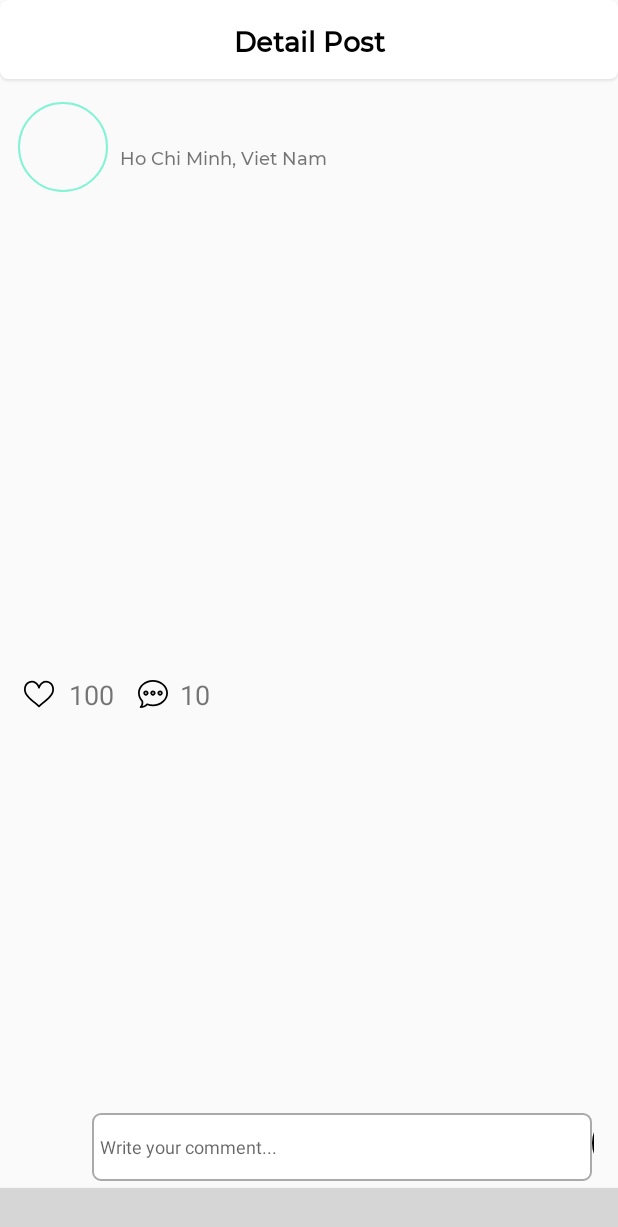
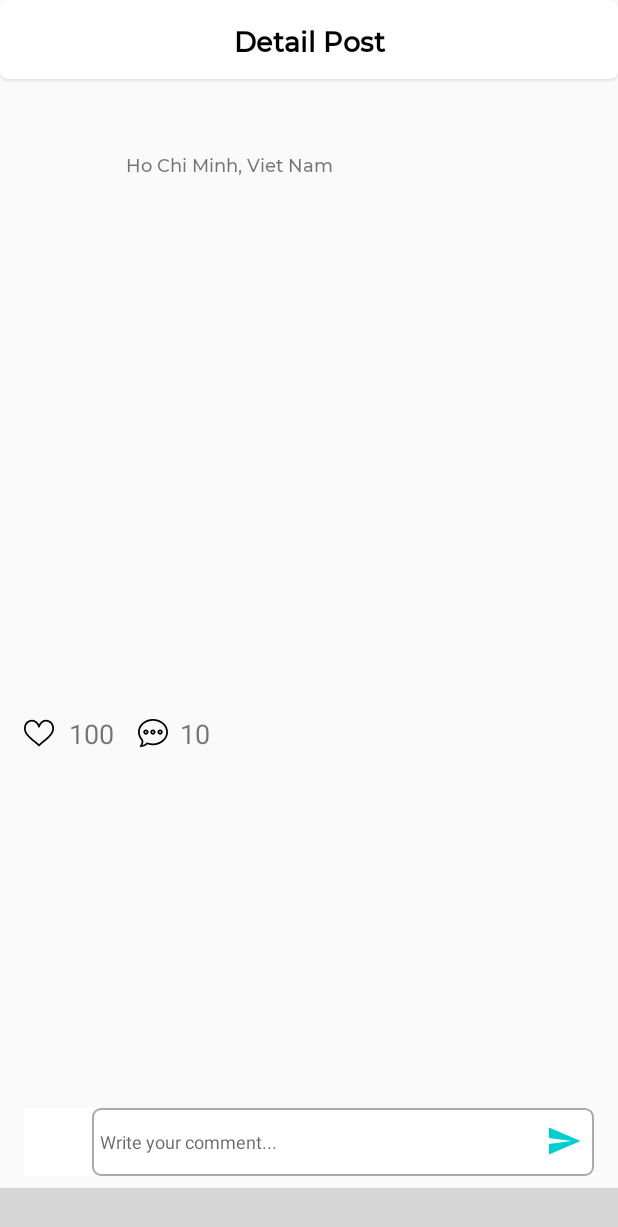
Before and after one commit to thiendum2020/wibumedia, an Android app: the fragment DetailPostFragment placed in its activity, on a phone screen of 412 x 824 dp. Shown: the top 1227 px of the screen. Run offline under Robolectric (Android 15) with nearby library versions, the phone set to English and light mode, and no system bars; our stand-ins replace CircleImageView, Picasso; libraries missing offline, so code that uses them is left out: com.makeramen.roundedimageview, nl.joery.animatedbottombar; plain views replace AnimatedBottomBar, RoundedImageView; pictures from the network do not load; 5 statements that could not run were skipped; grey boxes are pictures that could not be loaded.

Commit message:
add new comment and reload

```diff
--- a/app/src/main/java/com/example/wibumedia/Fragments/DetailPostFragment.java
+++ b/app/src/main/java/com/example/wibumedia/Fragments/DetailPostFragment.java
@@ -1,6 +1,7 @@
 package com.example.wibumedia.Fragments;
 
 import android.annotation.SuppressLint;
+import android.app.ProgressDialog;
 import android.os.Bundle;
 
 import androidx.annotation.NonNull;
@@ -8,6 +9,7 @@ import androidx.annotation.Nullable;
 import androidx.appcompat.app.AppCompatActivity;
 import androidx.appcompat.widget.Toolbar;
 import androidx.fragment.app.Fragment;
+import androidx.fragment.app.FragmentTransaction;
 import androidx.recyclerview.widget.LinearLayoutManager;
 import androidx.recyclerview.widget.RecyclerView;
 
@@ -15,6 +17,8 @@ import android.util.Log;
 import android.view.LayoutInflater;
 import android.view.View;
 import android.view.ViewGroup;
+import android.widget.EditText;
+import android.widget.ImageButton;
 import android.widget.TextView;
 import android.widget.Toast;
 
@@ -31,6 +35,7 @@ import com.squareup.picasso.Picasso;
 
 import java.util.ArrayList;
 import java.util.Arrays;
+import java.util.Objects;
 
 import de.hdodenhof.circleimageview.CircleImageView;
 import retrofit2.Call;
@@ -40,15 +45,16 @@ import retrofit2.Response;
 public class DetailPostFragment extends Fragment {
 
     final String key = "VSBG";
-    int count = 0;
 
     CircleImageView imgProfile, img_my_profile;
     TextView tvDisplayname, tvCaption;
     TextView tv_comment_count;
+    ImageButton btn_send;
     RoundedImageView imgPost;
     ApiInterface service;
     RecyclerView layout_comment;
-
+    EditText edt_comment;
+    Post post_id;
     private Toolbar toolbar;
     private ArrayList<Comment> comments;
     private ArrayList<Post> posts;
@@ -70,9 +76,39 @@ public class DetailPostFragment extends Fragment {
             postId = bundle.getString("PostID");
 
             loadData(postId);
+
+            btn_send.setOnClickListener(new View.OnClickListener() {
+                @Override
+                public void onClick(View v) {
+                    if(edt_comment.getText().toString().trim().isEmpty()){
+                        Toast.makeText(getContext(), "Hãy nhập gì đó để comment bài viết này !", Toast.LENGTH_SHORT).show();
+                    }
+                    else {
+                        final ProgressDialog progressDialog;
+                        progressDialog = new ProgressDialog(getContext());
+                        progressDialog.setMessage("Uploading...");
+                        progressDialog.show();
+
+                        service.addComment(key, "" + edt_comment.getText().toString(), ""+Common.currentUser.getId(), ""+post_id.getId()).enqueue(new Callback<JSONResponseComment>() {
+                            @Override
+                            public void onResponse(Call<JSONResponseComment> call, Response<JSONResponseComment> response) {
+                                progressDialog.dismiss();
+                                getFragmentManager().beginTransaction().detach(DetailPostFragment.this).attach(DetailPostFragment.this).commit();
+
+                            }
+
+                            @Override
+                            public void onFailure(Call<JSONResponseComment> call, Throwable t) {
+                                progressDialog.dismiss();
+                                Toast.makeText(getContext(), "Failed to Comment!", Toast.LENGTH_SHORT).show();
+
+                            }
+                        });
+                    }
+                }
+            });
         }
     }
-
     @Override
     public View onCreateView(LayoutInflater inflater, ViewGroup container,
                              Bundle savedInstanceState) {
@@ -80,8 +116,29 @@ public class DetailPostFragment extends Fragment {
         return inflater.inflate(R.layout.fragment_detail_post, container, false);
     }
 
+    private void setControl(View view) {
+        toolbar = view.findViewById(R.id.toolbar);
+        if (getActivity() != null) {
+            ((AppCompatActivity) getActivity()).setSupportActionBar(toolbar);
+        }
+        tvDisplayname = view.findViewById(R.id.tv_displayName);
+        tvCaption = view.findViewById(R.id.tv_caption);
+        imgProfile = view.findViewById(R.id.img_profile);
+        imgPost = view.findViewById(R.id.img_post);
+        img_my_profile = view.findViewById(R.id.img_my_profile);
+        tv_comment_count = view.findViewById(R.id.tv_comment_count);
+        btn_send = view.findViewById(R.id.btn_send);
+        edt_comment = view.findViewById(R.id.edt_comment);
 
+        layout_comment = view.findViewById(R.id.layout_comment);
+        layout_comment.setHasFixedSize(true);
+        layout_comment.setLayoutManager(new LinearLayoutManager(view.getContext()));
 
+        Bundle bundle = this.getArguments();
+        if (bundle != null) {
+            postId = bundle.getString("PostID");
+        }
+    }
 
     private void loadData(String postID) {
         if (Common.isConnectedToInternet(getActivity().getBaseContext())) {
@@ -90,11 +147,12 @@ public class DetailPostFragment extends Fragment {
                 public void onResponse(Call<JSONResponsePost> call, Response<JSONResponsePost> response) {
                     JSONResponsePost jsonResponsePost = response.body();
                     posts = new ArrayList<>(Arrays.asList(jsonResponsePost.getData()));
-                    tvDisplayname.setText(posts.get(0).getUser().getUsername());
-                    tvCaption.setText(posts.get(0).getContent());
+                    post_id = posts.get(0);
+                    tvDisplayname.setText(post_id.getUser().getUsername());
+                    tvCaption.setText(post_id.getContent());
 
-                    Picasso.get().load("" + posts.get(0).getImage()).into(imgPost);
-                    Picasso.get().load("" + posts.get(0).getUser().getAvatar()).into(imgProfile);
+                    Picasso.get().load("" + post_id.getImage()).into(imgPost);
+                    Picasso.get().load("" + post_id.getUser().getAvatar()).into(imgProfile);
                     Picasso.get().load("" + Common.currentUser.getAvatar()).into(img_my_profile);
                 }
 
@@ -107,10 +165,12 @@ public class DetailPostFragment extends Fragment {
                 @Override
                 public void onResponse(Call<JSONResponseComment> call, Response<JSONResponseComment> response) {
                     JSONResponseComment jsonResponseComment = response.body();
+                    String cmt = (jsonResponseComment.getData().length) + "";
                     if (jsonResponseComment.getData() == null) {
                         Toast.makeText(getActivity(), "This Post does not has Comment", Toast.LENGTH_SHORT).show();
                         return;
                     }
+                    tv_comment_count.setText(cmt);
 
                     comments = new ArrayList<>(Arrays.asList(jsonResponseComment.getData()));
                     commentAdapter = new CommentAdapter(comments, DetailPostFragment.this);
@@ -127,26 +187,4 @@ public class DetailPostFragment extends Fragment {
             Toast.makeText(getActivity(), "Please check your internet!!", Toast.LENGTH_SHORT).show();
         }
     }
-
-    private void setControl(View view) {
-        toolbar = view.findViewById(R.id.toolbar);
-        if (getActivity() != null) {
-            ((AppCompatActivity) getActivity()).setSupportActionBar(toolbar);
-        }
-        tvDisplayname = view.findViewById(R.id.tv_displayName);
-        tvCaption = view.findViewById(R.id.tv_caption);
-        imgProfile = view.findViewById(R.id.img_profile);
-        imgPost = view.findViewById(R.id.img_post);
-        img_my_profile = view.findViewById(R.id.img_my_profile);
-        tv_comment_count = view.findViewById(R.id.tv_comment_count);
-
-        layout_comment = view.findViewById(R.id.layout_comment);
-        layout_comment.setHasFixedSize(true);
-        layout_comment.setLayoutManager(new LinearLayoutManager(view.getContext()));
-
-        Bundle bundle = this.getArguments();
-        if (bundle != null) {
-            postId = bundle.getString("PostID");
-        }
-    }
 }
--- a/app/src/main/java/com/example/wibumedia/Fragments/NewPostFragment.java
+++ b/app/src/main/java/com/example/wibumedia/Fragments/NewPostFragment.java
@@ -134,7 +134,6 @@ public class NewPostFragment extends Fragment {
                     File file = new File(IMAGE_PATH);
 
                     // create RequestBody instance from file
-                    Log.d("body", "" + IMAGE_PATH);
                     RequestBody requestFile = RequestBody.create(MediaType.parse("multipart/form-data"), file);
 
                     // MultipartBody.Part is used to send also the actual file name
--- a/app/src/main/java/com/example/wibumedia/Models/Comment.java
+++ b/app/src/main/java/com/example/wibumedia/Models/Comment.java
@@ -4,11 +4,13 @@ public class Comment {
     private String id;
     private String content;
     private User user_id;
+    private Post post_id;
 
-    public Comment(String id, String content, User user_id) {
+    public Comment(String id, String content, User user_id, Post post_id) {
         this.id = id;
         this.content = content;
         this.user_id = user_id;
+        this.post_id = post_id;
     }
 
     public Comment() {
@@ -37,4 +39,12 @@ public class Comment {
     public void setUser_id(User user_id) {
         this.user_id = user_id;
     }
+
+    public Post getPost_id() {
+        return post_id;
+    }
+
+    public void setPost_id(Post post_id) {
+        this.post_id = post_id;
+    }
 }
--- a/app/src/main/java/com/example/wibumedia/Retrofit/ApiInterface.java
+++ b/app/src/main/java/com/example/wibumedia/Retrofit/ApiInterface.java
@@ -4,6 +4,8 @@ package com.example.wibumedia.Retrofit;
 import com.example.wibumedia.Models.JSONResponseComment;
 import com.example.wibumedia.Models.JSONResponsePost;
 import com.example.wibumedia.Models.JSONResponseUser;
+import com.example.wibumedia.Models.Post;
+import com.example.wibumedia.Models.User;
 
 import okhttp3.MultipartBody;
 import okhttp3.ResponseBody;
@@ -54,7 +56,7 @@ public interface ApiInterface {
     @GET("comment/{id}")
     Call<JSONResponseComment> getComment(@Header("APIKEY") String key, @Path("id") String id);
 
-    @POST("comment/{id}")
+    @POST("comment")
     Call<JSONResponseComment> addComment(@Header("APIKEY") String key, @Query("content") String content, @Query("user_id") String user_id, @Query("post_id") String post_id);
 
 }
--- a/app/src/main/res/layout/fragment_detail_post.xml
+++ b/app/src/main/res/layout/fragment_detail_post.xml
@@ -1,6 +1,8 @@
 <?xml version="1.0" encoding="utf-8"?>
-<androidx.constraintlayout.widget.ConstraintLayout xmlns:android="http://schemas.android.com/apk/res/android"
+<RelativeLayout xmlns:android="http://schemas.android.com/apk/res/android"
     xmlns:app="http://schemas.android.com/apk/res-auto"
+    xmlns:tools="http://schemas.android.com/tools"
+    android:id="@+id/detailPostFragment"
     android:layout_width="match_parent"
     android:layout_height="match_parent">
 
@@ -25,7 +27,6 @@
                 android:layout_height="?android:attr/actionBarSize"
                 android:layout_alignParentStart="true"
                 android:layout_alignParentLeft="true"
-                android:layout_centerVertical="true"
                 android:contentDescription="@null"
                 android:fontFamily="@font/montserrat_medium"
                 android:gravity="center"
@@ -36,61 +37,69 @@
         </RelativeLayout>
     </androidx.appcompat.widget.Toolbar>
 
+    <ScrollView
+        android:id="@+id/scrollView"
+        android:layout_width="match_parent"
+        android:layout_height="620dp"
+        android:layout_above="@+id/layout_cmt"
+        android:layout_below="@id/toolbar"
+        android:scrollbars="none">
+
+        <LinearLayout
+            android:layout_width="match_parent"
+            android:layout_height="match_parent"
+            android:orientation="vertical">
+
+            <LinearLayout
+                android:layout_width="match_parent"
+                android:layout_height="wrap_content"
+                android:orientation="horizontal">
+
                 <de.hdodenhof.circleimageview.CircleImageView
                     android:id="@+id/img_profile"
                     android:layout_width="60dp"
                     android:layout_height="60dp"
                     android:layout_margin="12dp"
                     app:civ_border_color="@color/black"
-        app:civ_border_width="1dp"
-        app:layout_constraintStart_toStartOf="parent"
-        app:layout_constraintTop_toBottomOf="@+id/toolbar" />
+                    app:civ_border_width="1dp" />
 
-    <View
-        android:id="@+id/view1"
-        android:layout_width="0dp"
-        android:layout_height="0dp"
-        android:background="@drawable/img_circle"
-        app:layout_constraintBottom_toBottomOf="@id/img_profile"
-        app:layout_constraintEnd_toEndOf="@id/img_profile"
-        app:layout_constraintStart_toStartOf="@id/img_profile"
-        app:layout_constraintTop_toTopOf="@id/img_profile" />
+                <LinearLayout
+                    android:layout_width="match_parent"
+                    android:layout_height="wrap_content"
+                    android:orientation="vertical">
 
                     <TextView
                         android:id="@+id/tv_displayName"
                         android:layout_width="wrap_content"
                         android:layout_height="wrap_content"
-        android:layout_marginLeft="8dp"
-        android:layout_marginTop="4dp"
+                        android:layout_marginTop="16dp"
                         android:fontFamily="@font/montserrat_medium"
                         android:textColor="@color/black"
                         android:textSize="16sp"
-        android:textStyle="bold"
-        app:layout_constraintBottom_toBottomOf="@+id/img_profile"
-        app:layout_constraintStart_toEndOf="@+id/img_profile"
-        app:layout_constraintTop_toTopOf="@+id/img_profile"
-        app:layout_constraintVertical_bias="0.1" />
+                        android:textStyle="bold" />
 
                     <TextView
                         android:id="@+id/tv_address"
                         android:layout_width="wrap_content"
                         android:layout_height="wrap_content"
+                        android:layout_marginTop="8dp"
                         android:fontFamily="@font/montserrat_medium"
                         android:text="Ho Chi Minh, Viet Nam"
-        android:textSize="12sp"
-        app:layout_constraintStart_toStartOf="@+id/tv_displayName"
-        app:layout_constraintTop_toBottomOf="@+id/tv_displayName" />
+                        android:textSize="12sp" />
 
+                </LinearLayout>
+
+            </LinearLayout>
 
             <TextView
                 android:id="@+id/tv_caption"
                 android:layout_width="wrap_content"
                 android:layout_height="wrap_content"
-        android:layout_marginTop="10dp"
+                android:layout_margin="12dp"
                 android:fontFamily="@font/montserrat_medium"
                 android:maxLines="3"
+                android:paddingBottom="5dp"
                 android:textSize="14sp"
-        android:paddingBottom="5dp"
                 app:layout_constraintBottom_toBottomOf="parent"
                 app:layout_constraintEnd_toEndOf="parent"
                 app:layout_constraintHorizontal_bias="0"
@@ -100,90 +109,98 @@
 
             <com.makeramen.roundedimageview.RoundedImageView
                 android:id="@+id/img_post"
-        android:layout_width="0dp"
+                android:layout_width="match_parent"
                 android:layout_height="280dp"
-        android:layout_marginRight="10dp"
+                android:layout_marginLeft="12dp"
+                android:layout_marginRight="12dp"
                 android:alpha="1"
                 android:scaleType="centerCrop"
-        app:layout_constraintEnd_toEndOf="parent"
-        app:layout_constraintHorizontal_bias="1.0"
-        app:layout_constraintStart_toStartOf="@+id/tv_caption"
-        app:layout_constraintTop_toBottomOf="@+id/tv_caption"
                 app:riv_corner_radius="10dip" />
+
+            <LinearLayout
+                android:layout_width="match_parent"
+                android:layout_height="wrap_content"
+                android:orientation="horizontal">
 
                 <TextView
                     android:id="@+id/tv_like"
                     android:layout_width="wrap_content"
                     android:layout_height="wrap_content"
-        android:layout_marginLeft="4dp"
+                    android:layout_marginLeft="16dp"
                     android:layout_marginTop="8dp"
                     android:drawableLeft="@drawable/ic_like"
                     android:drawablePadding="10dp"
                     android:gravity="center"
                     android:text="100"
-        android:textSize="18sp"
-        app:layout_constraintStart_toStartOf="@+id/img_post"
-        app:layout_constraintTop_toBottomOf="@+id/img_post" />
+                    android:textSize="18sp" />
 
                 <TextView
                     android:id="@+id/tv_comment_count"
                     android:layout_width="wrap_content"
                     android:layout_height="wrap_content"
                     android:layout_marginLeft="16dp"
+                    android:layout_marginTop="8dp"
                     android:drawableLeft="@drawable/ic_chat"
                     android:drawablePadding="8dp"
                     android:gravity="center"
                     android:text="10"
-        android:textSize="18sp"
-        app:layout_constraintBottom_toBottomOf="@+id/tv_like"
-        app:layout_constraintStart_toEndOf="@+id/tv_like"
-        app:layout_constraintTop_toTopOf="@+id/tv_like" />
+                    android:textSize="18sp" />
+            </LinearLayout>
 
             <androidx.recyclerview.widget.RecyclerView
                 android:id="@+id/layout_comment"
                 android:layout_width="match_parent"
                 android:layout_height="wrap_content"
                 android:padding="16dp"
-        app:layout_constraintTop_toBottomOf="@+id/tv_comment_count" />
-
+                android:scrollbars="none"
+                app:fastScrollEnabled="false" />
+        </LinearLayout>
+    </ScrollView>
 
     <LinearLayout
+        android:id="@+id/layout_cmt"
         android:layout_width="match_parent"
         android:layout_height="wrap_content"
+        android:layout_alignParentBottom="true"
         android:layout_marginLeft="16dp"
         android:layout_marginRight="16dp"
-        android:orientation="horizontal"
-        app:layout_constraintBottom_toBottomOf="parent"
-        app:layout_constraintEnd_toEndOf="parent"
-        app:layout_constraintStart_toStartOf="parent">
+        android:layout_marginBottom="8dp"
+        android:background="@color/white"
+        android:orientation="horizontal">
 
         <de.hdodenhof.circleimageview.CircleImageView
             android:id="@+id/img_my_profile"
+            android:layout_marginTop="3dp"
             android:layout_width="40dp"
             android:layout_height="40dp"
-            android:layout_marginBottom="10dp"
             app:civ_border_color="@color/black"
             app:civ_border_width="1dp" />
 
+        <RelativeLayout
+            android:layout_width="match_parent"
+            android:layout_height="wrap_content">
+
             <EditText
-
-            android:layout_width="333dp"
+                android:id="@+id/edt_comment"
+                android:layout_width="match_parent"
                 android:layout_height="45dp"
                 android:layout_marginLeft="5dp"
                 android:background="@drawable/bg_cmt_item"
                 android:hint="Write your comment..."
                 android:padding="5dp"
-            android:textSize="12sp"/>
+                android:textSize="12sp" />
 
-        <de.hdodenhof.circleimageview.CircleImageView
+            <ImageButton
                 android:id="@+id/btn_send"
-            android:layout_width="40dp"
-            android:layout_height="40dp"
-            android:layout_marginBottom="10dp"
-            app:civ_border_color="@color/black"
-            app:civ_border_width="1dp"
-            app:srcCompat="@drawable/ic_baseline_send_24" />
+                android:layout_width="wrap_content"
+                android:layout_height="wrap_content"
+                android:layout_alignParentRight="true"
+                android:layout_marginRight="8dp"
+                android:layout_marginTop="10dp"
+                android:background="@drawable/ic_baseline_send_24" />
+        </RelativeLayout>
+
     </LinearLayout>
 
 
-</androidx.constraintlayout.widget.ConstraintLayout>
+</RelativeLayout>
```
Lines whose indentation alone changed are shown as unchanged.
